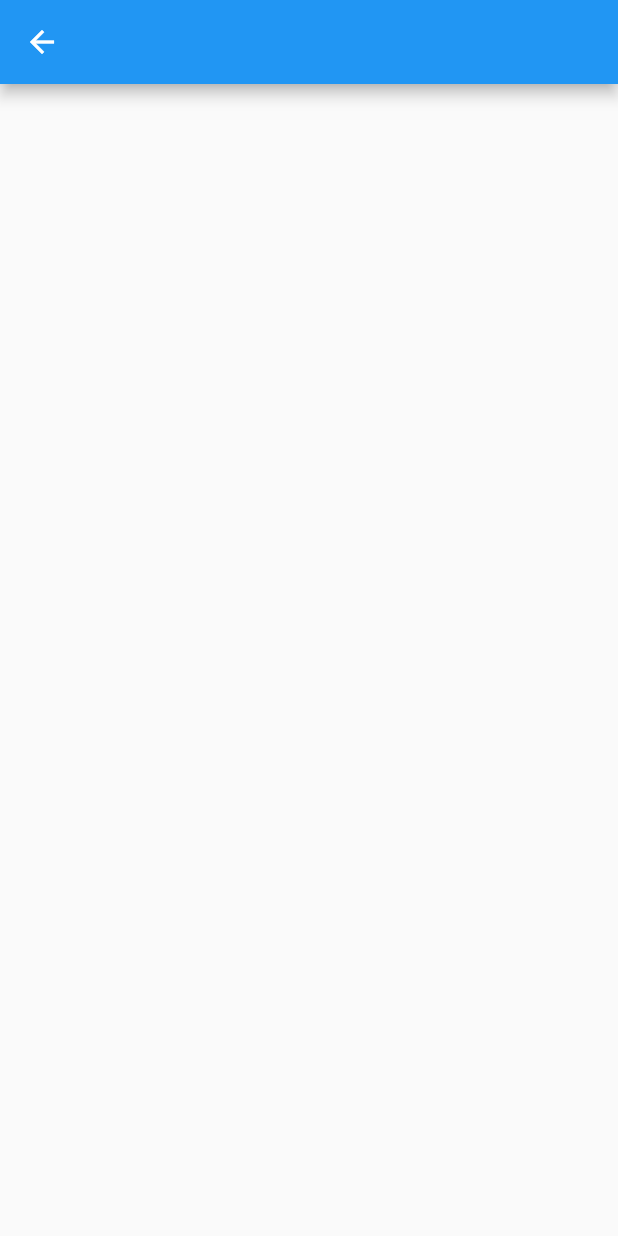
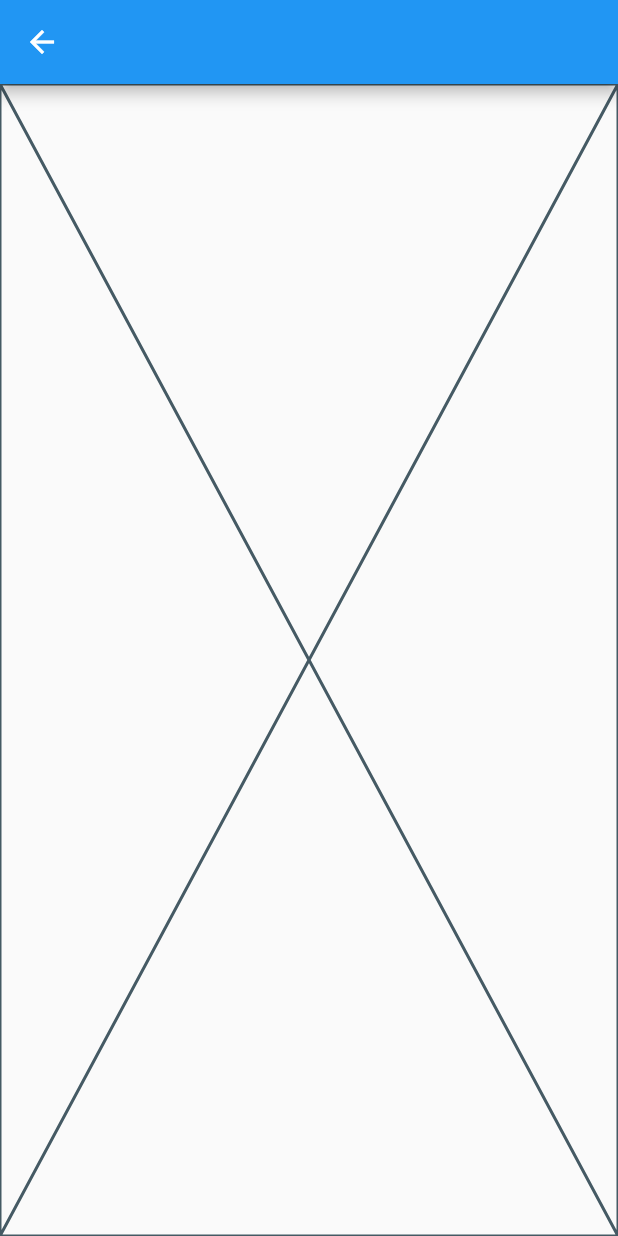
Before and after one commit to ahmedabdelsalam22/bookly-onProgress, a Flutter app: the SearchView screen opened directly, on a phone screen of 412 x 824 dp. Run offline on Flutter 3.47's test engine with Material 2 defaults, Android fonts, the phone set to English and light mode, and no system bars; our stand-ins replace font_awesome_flutter.

Commit message:
add search_view.dart to routes

```diff
--- a/lib/core/router/router.dart
+++ b/lib/core/router/router.dart
@@ -2,12 +2,14 @@ import 'package:flutter/material.dart';
 
 import '../../presentation_layer/screens/book_details_view/book_details_view.dart';
 import '../../presentation_layer/screens/home_view/home_view.dart';
+import '../../presentation_layer/screens/search_view/search_view_body.dart';
 import '../../presentation_layer/screens/splash_view/splash_screen.dart';
 
 class Routes {
   static const String kSplashViewRoute = 'splashView';
   static const String kHomeViewRoute = 'homeView';
   static const String kBookDetailsViewRoute = 'bookDetailsView';
+  static const String kSearchViewBodyRoute = 'searchViewBody';
 }
 
 class AppRouter {
@@ -19,6 +21,9 @@ class AppRouter {
       case Routes.kBookDetailsViewRoute:
         return MaterialPageRoute(builder: (_) => const BookDetailsView());
 
+      case Routes.kSearchViewBodyRoute:
+        return MaterialPageRoute(builder: (_) => const SearchViewBody());
+
       default:
         return MaterialPageRoute(builder: (_) => const SplashView());
     }
--- a/lib/presentation_layer/screens/home_view/home_view_body.dart
+++ b/lib/presentation_layer/screens/home_view/home_view_body.dart
@@ -2,7 +2,7 @@ import 'package:flutter/material.dart';
 
 import '../../../core/utilities/text_styles.dart';
 import '../../widgets/books_list_view.dart';
-import '../../widgets/custom_appbar.dart';
+import '../../widgets/home_app_bar.dart';
 import 'best_seller/best_seller.dart';
 
 class HomeViewBody extends StatelessWidget {
@@ -13,7 +13,7 @@ class HomeViewBody extends StatelessWidget {
     return Column(
       crossAxisAlignment: CrossAxisAlignment.start,
       children: [
-        const CustomAppBar(),
+        const HomeAppBar(),
         BooksListView(
           height: MediaQuery.of(context).size.height * .3,
         ),
--- a/lib/presentation_layer/screens/search_view/search_view.dart
+++ b/lib/presentation_layer/screens/search_view/search_view.dart
@@ -1,3 +1,4 @@
+import 'package:bookly/presentation_layer/screens/search_view/search_view_body.dart';
 import 'package:flutter/material.dart';
 
 class SearchView extends StatelessWidget {
@@ -7,6 +8,7 @@ class SearchView extends StatelessWidget {
   Widget build(BuildContext context) {
     return Scaffold(
       appBar: AppBar(),
+      body: const SearchViewBody(),
     );
   }
 }
--- /dev/null
+++ b/lib/presentation_layer/screens/search_view/search_view_body.dart
@@ -0,0 +1,10 @@
+import 'package:flutter/material.dart';
+
+class SearchViewBody extends StatelessWidget {
+  const SearchViewBody({Key? key}) : super(key: key);
+
+  @override
+  Widget build(BuildContext context) {
+    return const Placeholder();
+  }
+}
```
Also changed, not shown: lib/presentation_layer/widgets/home_app_bar.dart (renamed from lib/presentation_layer/widgets/custom_appbar.dart, +9 -4 lines).
